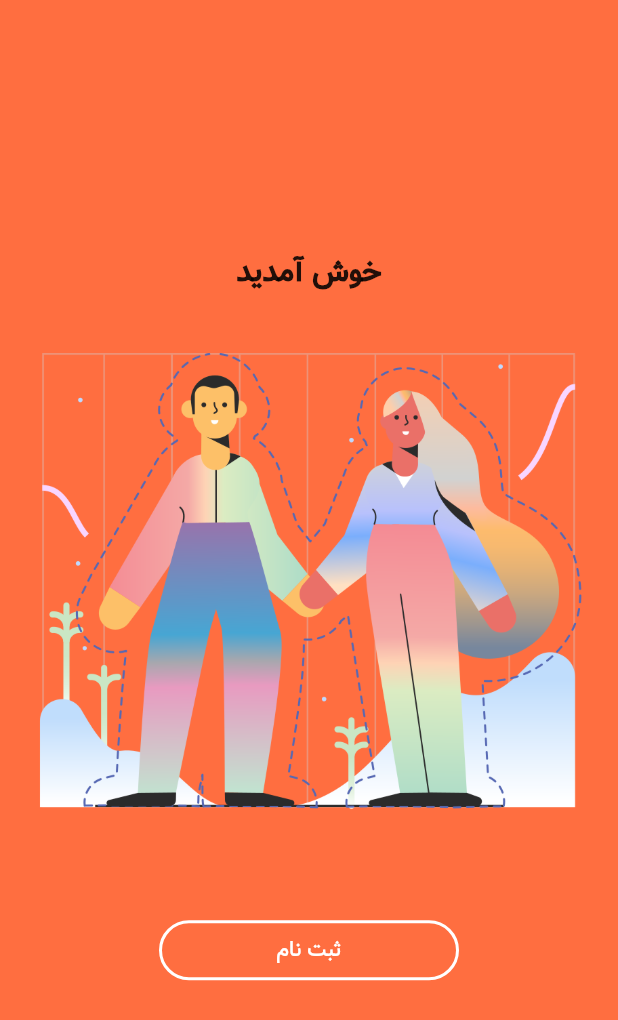
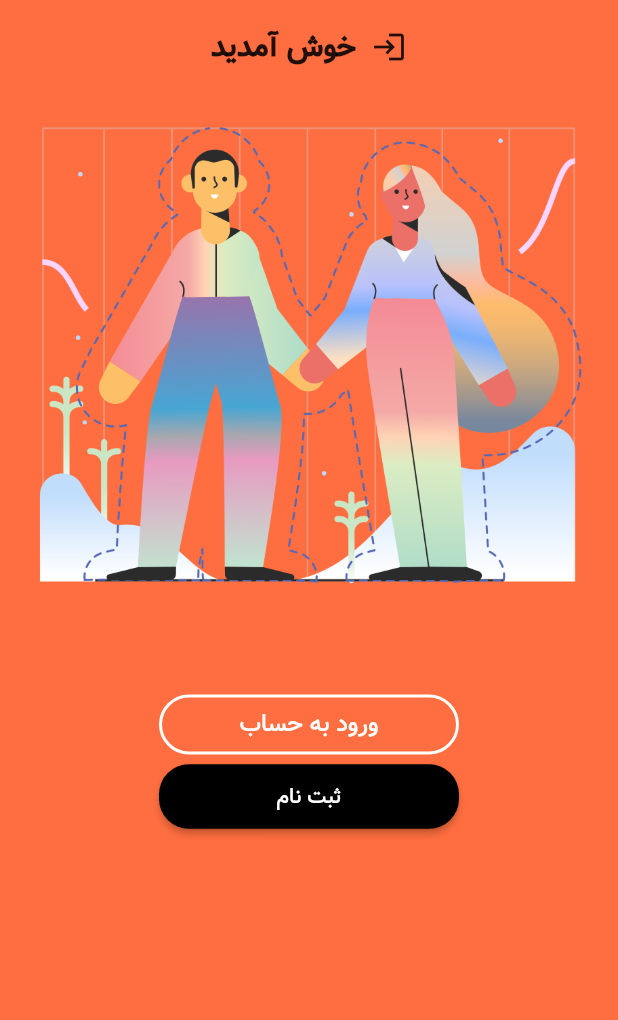
Before and after one commit to mehrdadmoradi001/week-5---Navigation, a Flutter app: the screen it shows after launch, on a phone screen of 412 x 824 dp. Shown: the top 1020 px of the screen. Run offline on Flutter 3.47's test engine with Material 2 defaults, Android fonts, the phone set to English and light mode, and no system bars.

Commit message:
1- Dart file named login_page.dart was added 2- change in main.dart

```diff
--- /dev/null
+++ b/lib/login_page.dart
@@ -0,0 +1,68 @@
+import 'package:flutter/material.dart';
+
+class LoginPage extends StatelessWidget {
+  const LoginPage({Key? key}) : super(key: key);
+
+  @override
+  Widget build(BuildContext context) {
+    return Scaffold(
+      backgroundColor: Colors.deepOrangeAccent,
+      body: SingleChildScrollView(
+        child: SafeArea(
+          child: Column(
+            mainAxisAlignment: MainAxisAlignment.center,
+            children: [
+              SizedBox(height: 16),
+              Row(
+                mainAxisAlignment: MainAxisAlignment.center,
+                children: [
+                  Text(
+                    ('خوش آمدید'),
+                    style: TextStyle(fontWeight: FontWeight.bold, fontSize: 20),
+                  ),
+                  SizedBox(width: 10),
+                  Icon(
+                    Icons.login,
+                  ),
+                ],
+              ),
+              Image(
+                image: AssetImage('images/welcome.png'),
+              ),
+              OutlinedButton(
+                style: OutlinedButton.styleFrom(
+                  minimumSize: Size(200.0, 40.0),
+                  side: BorderSide(color: Colors.white, width: 2.0),
+                  primary: Colors.white,
+                  shape: RoundedRectangleBorder(
+                    borderRadius: BorderRadius.all(
+                      Radius.circular(20),
+                    ),
+                  ),
+                ),
+                onPressed: () {},
+                child: Text(
+                  'ورود به حساب',
+                  style: TextStyle(fontSize: 16),
+                ),
+              ),
+              ElevatedButton(
+                style: ElevatedButton.styleFrom(
+                  primary: Colors.black,
+                  minimumSize: Size(200.0, 43.0),
+                  shape: RoundedRectangleBorder(
+                    borderRadius: BorderRadius.all(
+                      Radius.circular(20),
+                    ),
+                  ),
+                ),
+                onPressed: () {},
+                child: Text('ثبت نام'),
+              ),
+            ],
+          ),
+        ),
+      ),
+    );
+  }
+}
--- a/lib/main.dart
+++ b/lib/main.dart
@@ -1,4 +1,5 @@
 import 'package:flutter/material.dart';
+import 'login_page.dart';
 
 void main() {
   runApp(Application());
@@ -12,51 +13,11 @@ class Application extends StatelessWidget {
     return MaterialApp(
       debugShowCheckedModeBanner: false,
       theme: ThemeData(fontFamily: 'vazir'),
-      home: HomeScreen(),
+      home: LoginPage(),
     );
   }
 }
 
-class HomeScreen extends StatelessWidget {
-  const HomeScreen({Key? key}) : super(key: key);
-
-  @override
-  Widget build(BuildContext context) {
-    return Scaffold(
-      backgroundColor: Colors.deepOrangeAccent,
-      body: Center(
-        child: SafeArea(
-          child: Column(
-            mainAxisAlignment: MainAxisAlignment.center,
-            children: [
-              Text(
-                ('خوش آمدید'),
-                style: TextStyle(fontWeight: FontWeight.bold, fontSize: 20),
-              ),
-              Image(
-                image: AssetImage('images/welcome.png'),
-              ),
-              OutlinedButton(
-                style: OutlinedButton.styleFrom(
-                  minimumSize: Size(200.0, 40.0),
-                  side: BorderSide(color: Colors.white, width: 2.0),
-                  primary: Colors.white,
-                  shape: RoundedRectangleBorder(
-                    borderRadius: BorderRadius.all(
-                      Radius.circular(20),
-                    ),
-                  ),
-                ),
-                onPressed: () {},
-                child: Text('ثبت نام'),
-              ),
-            ],
-          ),
-        ),
-      ),
-    );
-  }
-}
 
 class SecondScreen extends StatelessWidget {
   const SecondScreen({Key? key}) : super(key: key);
```
